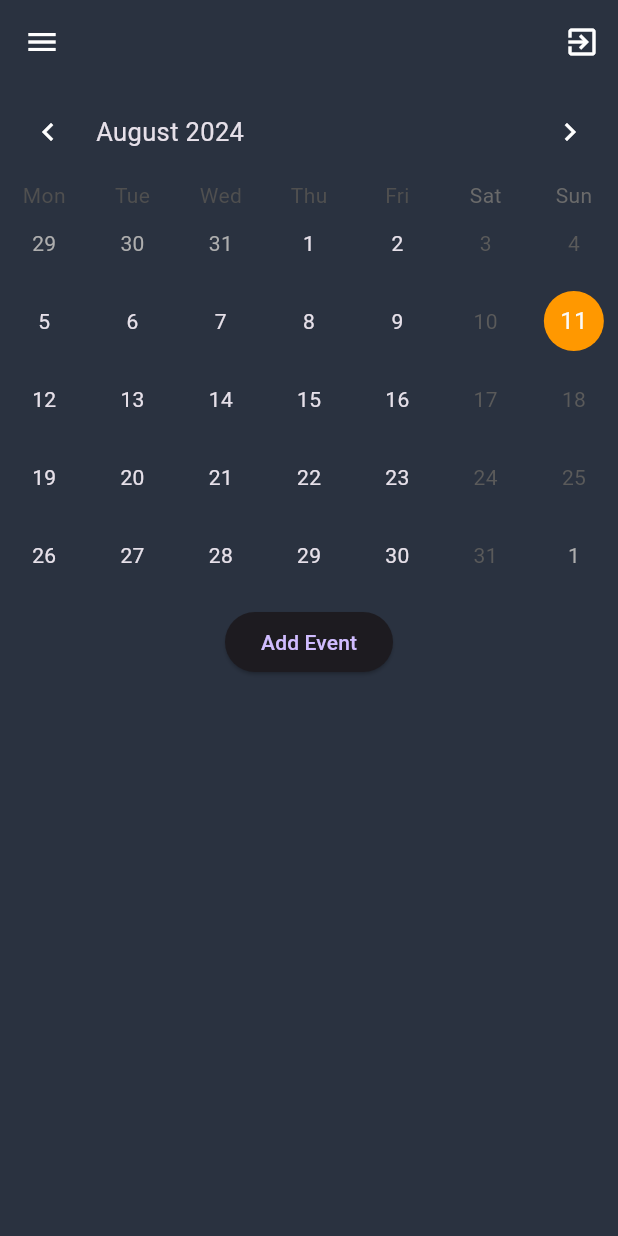
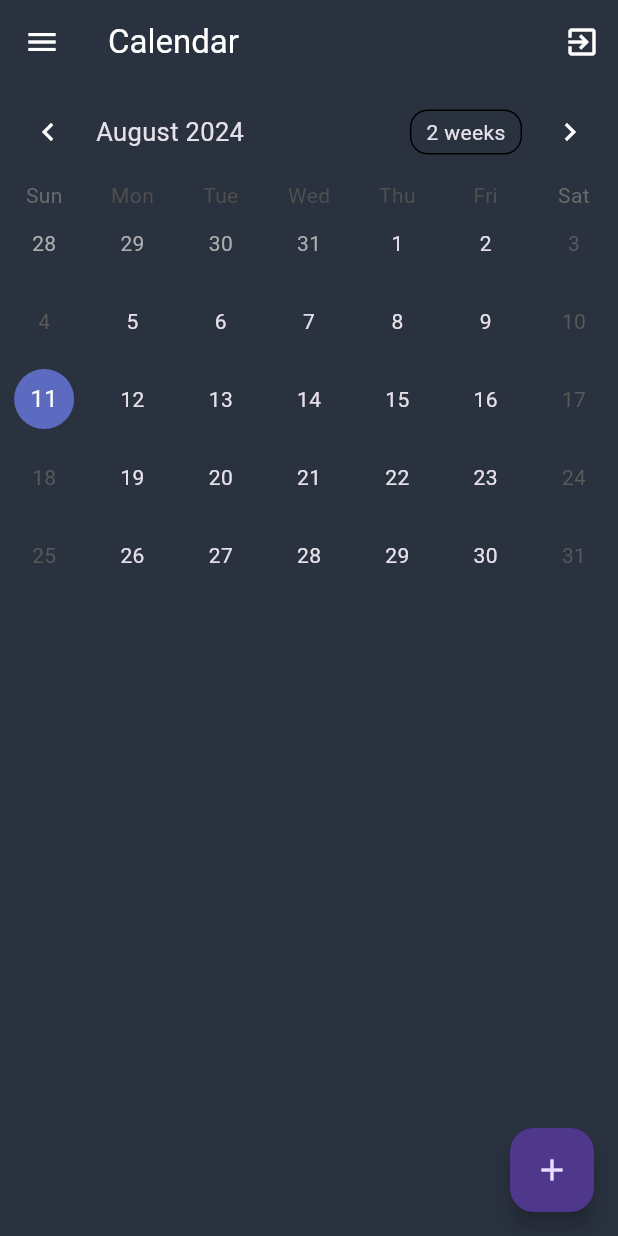
Before and after one commit to tvinhthanh/luanvan2024, a Flutter app: the CalendarPage screen opened directly, on a phone screen of 412 x 824 dp. Run offline on Flutter 3.47's test engine with Material 3 defaults, Android fonts, the phone set to English and light mode, and no system bars; drawn by our look-alikes of table_calendar; our stand-ins replace cloud_firestore, country_picker, firebase_auth, firebase_core, google_sign_in, image_picker; accounts and stored records are empty.

Commit message:
update code Thao

```diff
--- a/flutter_petcare_app/lib/features/auth/presentation/pages/calendar/calendar_page.dart
+++ b/flutter_petcare_app/lib/features/auth/presentation/pages/calendar/calendar_page.dart
@@ -1,3 +1,6 @@
+import 'dart:convert';
+import 'package:flutter_petcare_app/main.dart';
+import 'package:http/http.dart' as http;
 import 'package:firebase_auth/firebase_auth.dart';
 import 'package:flutter/material.dart';
 import 'package:flutter_petcare_app/core/theme/app_pallete.dart';
@@ -28,6 +31,7 @@
     super.initState();
     _selectedDay = _focusedDay;
     _selectedEvents = ValueNotifier(_getEventsForDay(_selectedDay!));
+    _fetchAppointments(); // Fetch appointments on initialization
   }
 
   @override
@@ -35,6 +39,38 @@
     _selectedEvents.dispose();
     super.dispose();
   }
+
+  Future<void> _fetchAppointments() async {
+  final String email = widget.email!;
+  try {
+    final response = await http.get(Uri.parse('http://${Ip.serverIP}:3000/api/schedule/appointments/calendar/$email'));
+
+    if (response.statusCode == 200) {
+      final List<dynamic> data = json.decode(response.body);
+      for (var appointment in data) {
+        String title = appointment['vetId']['name'];
+
+        // Parse the date and get only the time formatted as a string
+        DateTime eventDate = DateTime.parse(appointment['date']).toLocal();
+        String time = TimeOfDay.fromDateTime(eventDate).format(context); // Extract just the time
+        String description = appointment['note'] ?? '';
+        String type = 'LH'; // Extract type
+
+        DateTime normalizedDate = _normalizeDate(eventDate);
+
+        // Add event to the _events map
+        _events.putIfAbsent(normalizedDate, () => []).add(Event(title, time, description, type));
+      }
+      // Update the selected events after fetching
+      _selectedEvents.value = _getEventsForDay(_selectedDay!);
+    } else {
+      throw Exception('Failed to load appointments: ${response.reasonPhrase}');
+    }
+  } catch (e) {
+    ScaffoldMessenger.of(context).showSnackBar(SnackBar(content: Text('Error: $e')));
+  }
+}
+
 
   List<Event> _getEventsForDay(DateTime day) {
     return _events[_normalizeDate(day)] ?? [];
@@ -138,11 +174,7 @@
               onPressed: () {
                 setState(() {
                   final normalizedDate = _normalizeDate(_selectedDay!);
-                  if (_events.containsKey(normalizedDate)) {
-                    _events[normalizedDate]!.add(Event(title, time, description));
-                  } else {
-                    _events[normalizedDate] = [Event(title, time, description)];
-                  }
+                  _events.putIfAbsent(normalizedDate, () => []).add(Event(title, time, description, '')); // Set default type
                   _selectedEvents.value = _getEventsForDay(_selectedDay!);
                 });
                 Navigator.of(context).pop();
@@ -154,7 +186,37 @@
     );
   }
 
-  Future<void> _showEditDeleteDialog(BuildContext context, Event event, {required DateTime normalizedDate, required int eventIndex}) async {
+ Future<void> _showEditDeleteDialog(BuildContext context, Event event, {required DateTime normalizedDate, required int eventIndex}) async {
+  if (event.type == 'LH') {
+    // If the type is 'LH', show only event details
+    return showDialog<void>(
+      context: context,
+      barrierDismissible: false,
+      builder: (BuildContext context) {
+        return AlertDialog(
+          title: Text('Event Details'),
+          content: Column(
+            mainAxisSize: MainAxisSize.min,
+            crossAxisAlignment: CrossAxisAlignment.start, // Align content to the start (left)
+            children: <Widget>[
+              Text('Title: ${event.title}'),
+              Text('Time: ${event.time}'),
+              Text('Description: ${event.description}'),
+            ],
+          ),
+          actions: <Widget>[
+            TextButton(
+              child: Text('Close'),
+              onPressed: () {
+                Navigator.of(context).pop();
+              },
+            ),
+          ],
+        );
+      },
+    );
+  }
+    // For other types, show edit/delete options
     String newTitle = event.title;
     String newTime = event.time;
     String newDescription = event.description;
@@ -216,7 +278,7 @@
               child: Text('Update'),
               onPressed: () {
                 setState(() {
-                  _events[normalizedDate]![eventIndex] = Event(newTitle, newTime, newDescription);
+                  _events[normalizedDate]![eventIndex] = Event(newTitle, newTime, newDescription, event.type);
                   _selectedEvents.value = _getEventsForDay(_selectedDay!);
                 });
                 Navigator.of(context).pop();
@@ -250,7 +312,7 @@
         actions: [
           IconButton(
             icon: Icon(
-              Icons.exit_to_app_outlined,
+              Icons.exit_to_app,
               color: Colors.white,
             ),
             onPressed: () {
@@ -258,89 +320,99 @@
             },
           ),
         ],
+        title: Text(
+          'Calendar',
+          style: TextStyle(color: Colors.white),
+        ),
       ),
+      drawer: CustomDrawer(userName: widget.userName),
       body: Column(
         children: [
-          TableCalendar(
-            firstDay: DateTime.utc(2020, 10, 16),
-            lastDay: DateTime.utc(2030, 3, 14),
+          TableCalendar<Event>(
+            firstDay: DateTime.now().subtract(Duration(days: 365)),
+            lastDay: DateTime.now().add(Duration(days: 365)),
             focusedDay: _focusedDay,
-            calendarFormat: CalendarFormat.month,
-            startingDayOfWeek: StartingDayOfWeek.monday,
-            headerStyle: HeaderStyle(
-              formatButtonVisible: false,
-            ),
-            calendarStyle: CalendarStyle(
-              todayDecoration: BoxDecoration(
-                color: Colors.blue,
-                shape: BoxShape.circle,
-              ),
-              selectedDecoration: BoxDecoration(
-                color: Colors.orange,
-                shape: BoxShape.circle,
-              ),
-              todayTextStyle: TextStyle(color: Colors.white),
-              markerDecoration: BoxDecoration(
-                color: Colors.red,
-                shape: BoxShape.circle,
-              ),
-            ),
-            selectedDayPredicate: (day) {
-              return isSameDay(_selectedDay, day);
-            },
+            selectedDayPredicate: (day) => isSameDay(_selectedDay, day),
             onDaySelected: (selectedDay, focusedDay) {
               if (!isSameDay(_selectedDay, selectedDay)) {
                 setState(() {
                   _selectedDay = selectedDay;
                   _focusedDay = focusedDay;
+                  _selectedEvents.value = _getEventsForDay(selectedDay);
                 });
-                _selectedEvents.value = _getEventsForDay(selectedDay);
               }
             },
             eventLoader: _getEventsForDay,
+            onFormatChanged: (format) {},
+            onPageChanged: (focusedDay) {
+              _focusedDay = focusedDay;
+            },
+            // Customizing the calendar builders
+            calendarBuilders: CalendarBuilders(
+              // Customize the day builder
+              todayBuilder: (context, day, focusedDay) {
+                return Container(
+                  margin: const EdgeInsets.all(4.0),
+                  decoration: BoxDecoration(
+                    color: Colors.blueAccent, // Color for today
+                    borderRadius: BorderRadius.circular(10.0),
+                  ),
+                  child: Center(
+                    child: Text(
+                      '${day.day}',
+                      style: TextStyle(color: Colors.white),
+                    ),
+                  ),
+                );
+              },
+              // Custom builder for days with events
+              markerBuilder: (context, day, events) {
+                if (events.isNotEmpty) {
+                  return Container(
+                    margin: const EdgeInsets.all(4.0),
+                    decoration: BoxDecoration(
+                      color: Colors.red, // Change the color here
+                      shape: BoxShape.circle,
+                    ),
+                    width: 8.0,
+                    height: 8.0,
+                  );
+                }
+                return SizedBox(); // Return an empty widget for days without events
+              },
+            ),
           ),
           const SizedBox(height: 8.0),
-          ElevatedButton(
-            onPressed: () {
-              _showAddEventDialog(context);
-            },
-            child: Text('Add Event'),
-          ),
-          const SizedBox(height: 8.0),
-          Expanded(
-            child: ValueListenableBuilder<List<Event>>(
-              valueListenable: _selectedEvents,
-              builder: (context, events, _) {
-                return ListView.builder(
-                  itemCount: events.length,
+          ValueListenableBuilder<List<Event>>(
+            valueListenable: _selectedEvents,
+            builder: (context, value, _) {
+              return Expanded(
+                child: ListView.builder(
+                  itemCount: value.length,
                   itemBuilder: (context, index) {
-                    final event = events[index];
+                    final event = value[index];
                     return ListTile(
-                      leading: CircleAvatar(
-                        backgroundImage: AssetImage('assets/Image/user1.png'),
-                      ),
-                      title: Text(event.title),
-                      subtitle: Column(
-                        crossAxisAlignment: CrossAxisAlignment.start,
-                        children: [
-                          Text(event.time),
-                          Text(event.description),
-                        ],
-                      ),
+                      title: Text("Title: " + event.title),
+                      subtitle: Text("Time: " + event.time + "\nDescription: " + event.description),
                       onTap: () {
-                        _showEditDeleteDialog(context, event,
-                            normalizedDate: _normalizeDate(_selectedDay!),
-                            eventIndex: index);
+                        final normalizedDate = _normalizeDate(_selectedDay!);
+                        final eventIndex = _events[normalizedDate]!.indexOf(event);
+                        _showEditDeleteDialog(context, event, normalizedDate: normalizedDate, eventIndex: eventIndex);
                       },
                     );
                   },
-                );
-              },
-            ),
+                ),
+              );
+            },
           ),
         ],
       ),
-      drawer: CustomDrawer(userName: widget.userName, email: widget.email),
+      floatingActionButton: FloatingActionButton(
+        onPressed: () {
+          _showAddEventDialog(context);
+        },
+        child: Icon(Icons.add),
+      ),
     );
   }
 }
@@ -349,6 +421,7 @@
   final String title;
   final String time;
   final String description;
+  final String type;
 
-  Event(this.title, this.time, this.description);
+  Event(this.title, this.time, this.description, this.type);
 }
```
Also changed, not shown: 2 other files.
